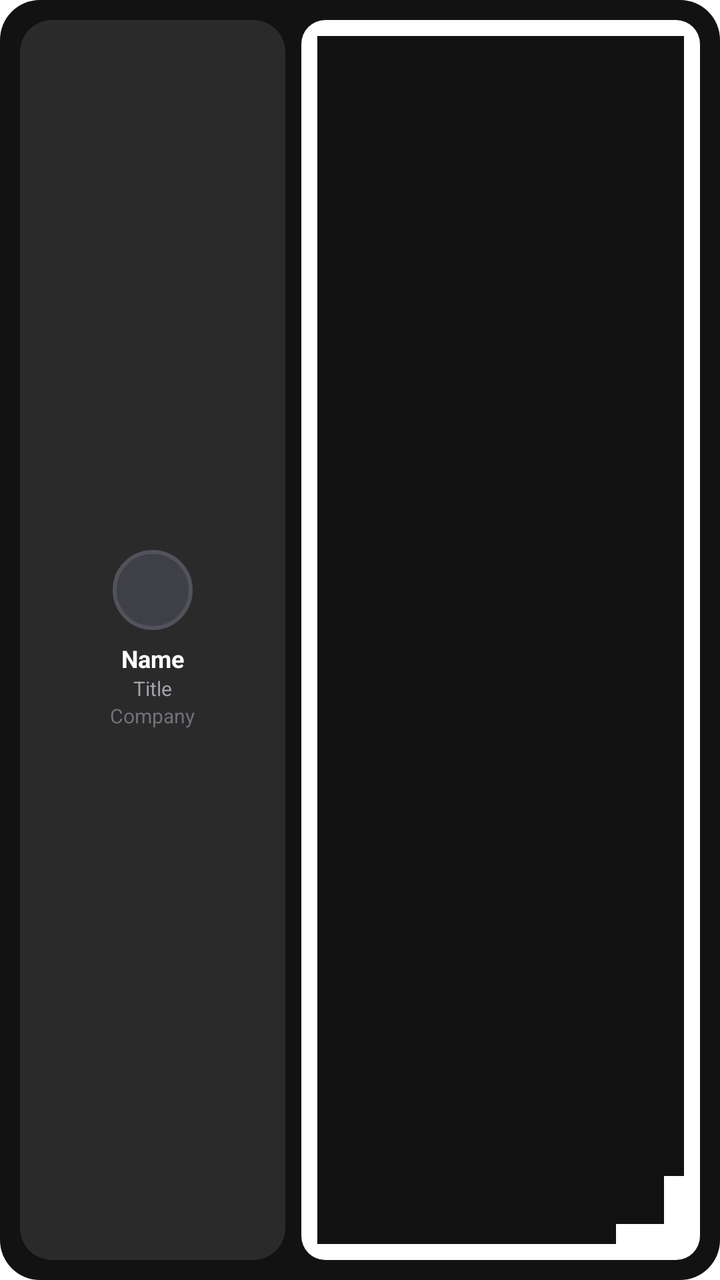
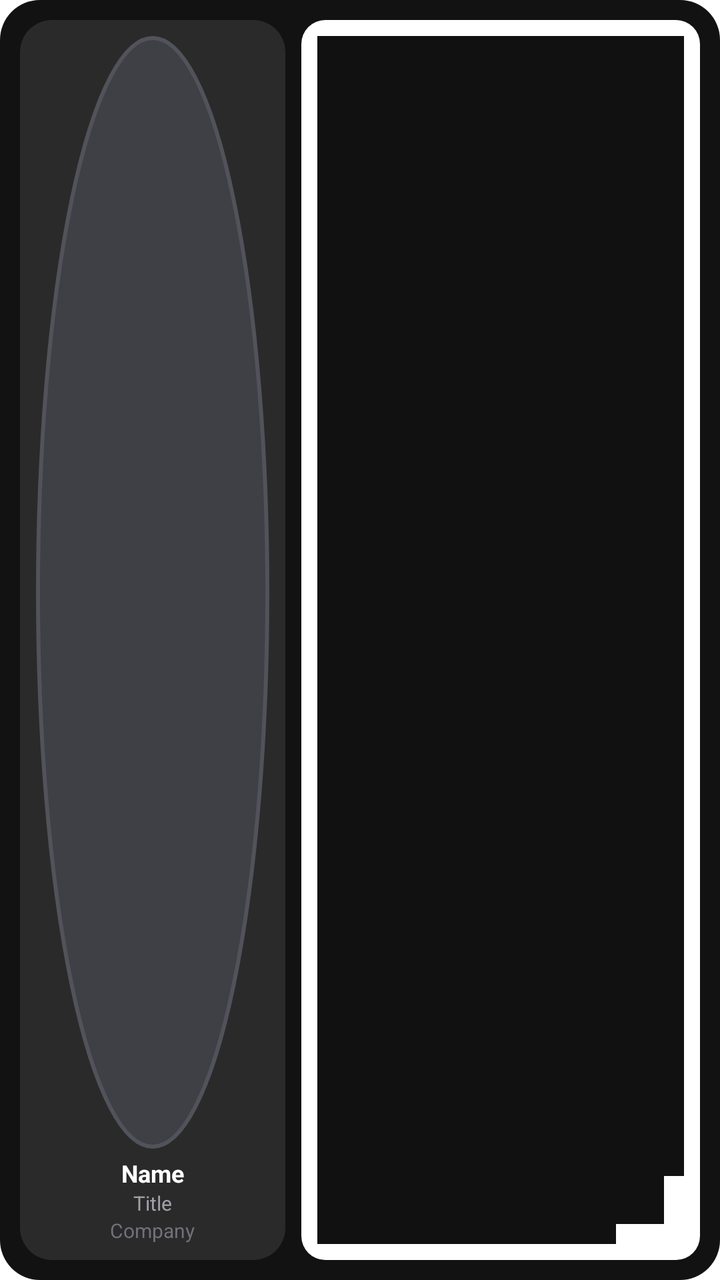

Before-and-after screenshots of an Android layout around one commit, followed by the original layout XML and the change that was made.
<!-- AndroidManifest.xml: fallback theme Theme.MaterialComponents.DayNight.NoActionBar -->
<!-- res/layout/tap_na_preview_card.xml -->
<?xml version="1.0" encoding="utf-8"?>
<LinearLayout xmlns:android="http://schemas.android.com/apk/res/android"
    android:layout_width="280dp"
    android:layout_height="140dp"
    android:background="@drawable/widget_shell"
    android:orientation="horizontal"
    android:padding="10dp">

    <LinearLayout
        android:layout_width="0dp"
        android:layout_height="match_parent"
        android:layout_marginEnd="8dp"
        android:layout_weight="4"
        android:background="@drawable/widget_panel"
        android:gravity="center"
        android:orientation="vertical"
        android:padding="8dp">

        <ImageView
            android:layout_width="40dp"
            android:layout_height="40dp"
            android:contentDescription="@string/widget_card_description"
            android:src="@drawable/widget_skeleton_circle" />

        <TextView
            android:layout_width="wrap_content"
            android:layout_height="wrap_content"
            android:layout_marginTop="6dp"
            android:text="@string/widget_preview_name"
            android:textColor="#FFFFFF"
            android:textSize="12sp"
            android:textStyle="bold" />

        <TextView
            android:layout_width="wrap_content"
            android:layout_height="wrap_content"
            android:text="@string/widget_preview_title"
            android:textColor="#A1A1AA"
            android:textSize="10sp" />

        <TextView
            android:layout_width="wrap_content"
            android:layout_height="wrap_content"
            android:text="@string/widget_preview_company"
            android:textColor="#71717A"
            android:textSize="10sp" />
    </LinearLayout>

    <ImageView
        android:layout_width="0dp"
        android:layout_height="match_parent"
        android:layout_weight="6"
        android:contentDescription="@string/widget_qr_description"
        android:src="@drawable/widget_skeleton_qr" />
</LinearLayout>
<!-- resources referenced by this layout -->
<resources>
  <!-- drawable widget_panel (drawable) -->
  <?xml version="1.0" encoding="utf-8"?>
  <shape xmlns:android="http://schemas.android.com/apk/res/android" android:shape="rectangle">
      <solid android:color="#2A2A2A" />
      <corners android:radius="16dp" />
  </shape>
  <!-- drawable widget_shell (drawable) -->
  <?xml version="1.0" encoding="utf-8"?>
  <shape xmlns:android="http://schemas.android.com/apk/res/android" android:shape="rectangle">
      <solid android:color="#121212" />
      <corners android:radius="20dp" />
  </shape>
  <!-- drawable widget_skeleton_circle (drawable) -->
  <?xml version="1.0" encoding="utf-8"?>
  <shape xmlns:android="http://schemas.android.com/apk/res/android" android:shape="oval">
      <solid android:color="#3F3F46" />
      <stroke android:width="2dp" android:color="#52525B" />
  </shape>
  <!-- drawable widget_skeleton_qr (drawable) -->
  <?xml version="1.0" encoding="utf-8"?>
  <layer-list xmlns:android="http://schemas.android.com/apk/res/android">
      <item>
          <shape android:shape="rectangle">
              <solid android:color="#FFFFFF" />
              <corners android:radius="12dp" />
          </shape>
      </item>
      <item android:left="8dp" android:top="8dp" android:right="42dp" android:bottom="42dp">
          <shape android:shape="rectangle">
              <solid android:color="#111111" />
          </shape>
      </item>
      <item android:left="42dp" android:top="8dp" android:right="8dp" android:bottom="42dp">
          <shape android:shape="rectangle">
              <solid android:color="#111111" />
          </shape>
      </item>
      <item android:left="8dp" android:top="42dp" android:right="42dp" android:bottom="8dp">
          <shape android:shape="rectangle">
              <solid android:color="#111111" />
          </shape>
      </item>
      <item android:left="28dp" android:top="28dp" android:right="28dp" android:bottom="28dp">
          <shape android:shape="rectangle">
              <solid android:color="#111111" />
          </shape>
      </item>
      <item android:left="46dp" android:top="46dp" android:right="18dp" android:bottom="18dp">
          <shape android:shape="rectangle">
              <solid android:color="#111111" />
          </shape>
      </item>
  </layer-list>
  <string name="widget_card_description">Landscape business card with your details and QR code.</string>
  <string name="widget_preview_company">Company</string>
  <string name="widget_preview_name">Name</string>
  <string name="widget_preview_title">Title</string>
  <string name="widget_qr_description">QR code only. People scan this to open your Tap Na profile.</string>
</resources>

<!-- the commit's change to res/layout/tap_na_preview_card.xml (unified diff, before → after) -->
@@ -12,20 +12,21 @@
         android:layout_marginEnd="8dp"
         android:layout_weight="4"
         android:background="@drawable/widget_panel"
-        android:gravity="center"
+        android:gravity="center_horizontal"
         android:orientation="vertical"
         android:padding="8dp">
 
         <ImageView
-            android:layout_width="40dp"
-            android:layout_height="40dp"
+            android:layout_width="match_parent"
+            android:layout_height="0dp"
+            android:layout_weight="1"
             android:contentDescription="@string/widget_card_description"
             android:src="@drawable/widget_skeleton_circle" />
 
         <TextView
             android:layout_width="wrap_content"
             android:layout_height="wrap_content"
-            android:layout_marginTop="6dp"
+            android:layout_marginTop="4dp"
             android:text="@string/widget_preview_name"
             android:textColor="#FFFFFF"
             android:textSize="12sp"
